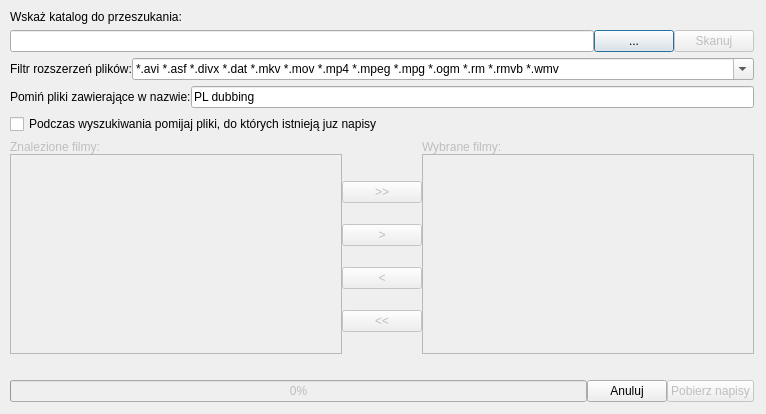
Old version of the form ui/frmscan.ui in the repository QNapi/qnapi.
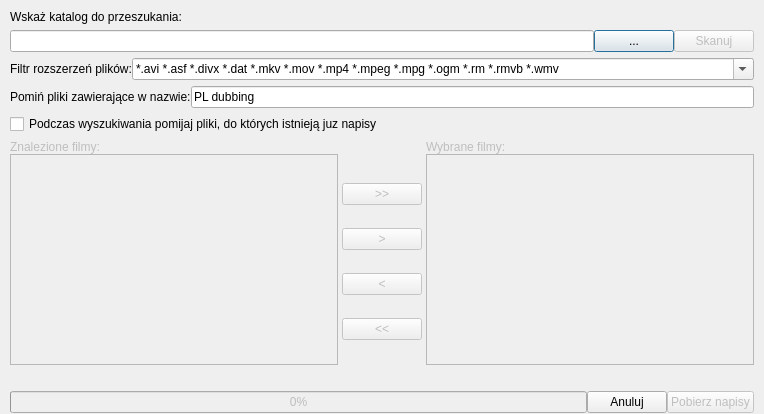
New version of the form. Icons and pictures are not drawn. Custom widgets are drawn as their Qt base class.

Commit message: Dodane spacery przy przyciskach

The edit to the form file:
```diff
--- a/ui/frmscan.ui
+++ b/ui/frmscan.ui
@@ -5,7 +5,7 @@
    <rect>
     <x>0</x>
     <y>0</y>
-    <width>766</width>
+    <width>764</width>
     <height>414</height>
    </rect>
   </property>
@@ -27,7 +27,7 @@
      <x>10</x>
      <y>10</y>
      <width>744</width>
-     <height>392</height>
+     <height>403</height>
     </rect>
    </property>
    <layout class="QGridLayout" >
@@ -119,6 +119,22 @@
         </item>
        </layout>
       </item>
+      <item>
+       <spacer>
+        <property name="orientation" >
+         <enum>Qt::Horizontal</enum>
+        </property>
+        <property name="sizeType" >
+         <enum>QSizePolicy::Minimum</enum>
+        </property>
+        <property name="sizeHint" >
+         <size>
+          <width>4</width>
+          <height>20</height>
+         </size>
+        </property>
+       </spacer>
+      </item>
       <item>
        <layout class="QVBoxLayout" >
         <property name="leftMargin" >
@@ -185,6 +201,22 @@
         </item>
        </layout>
       </item>
+      <item>
+       <spacer>
+        <property name="orientation" >
+         <enum>Qt::Horizontal</enum>
+        </property>
+        <property name="sizeType" >
+         <enum>QSizePolicy::Minimum</enum>
+        </property>
+        <property name="sizeHint" >
+         <size>
+          <width>4</width>
+          <height>20</height>
+         </size>
+        </property>
+       </spacer>
+      </item>
       <item>
        <layout class="QVBoxLayout" >
         <item>
```
